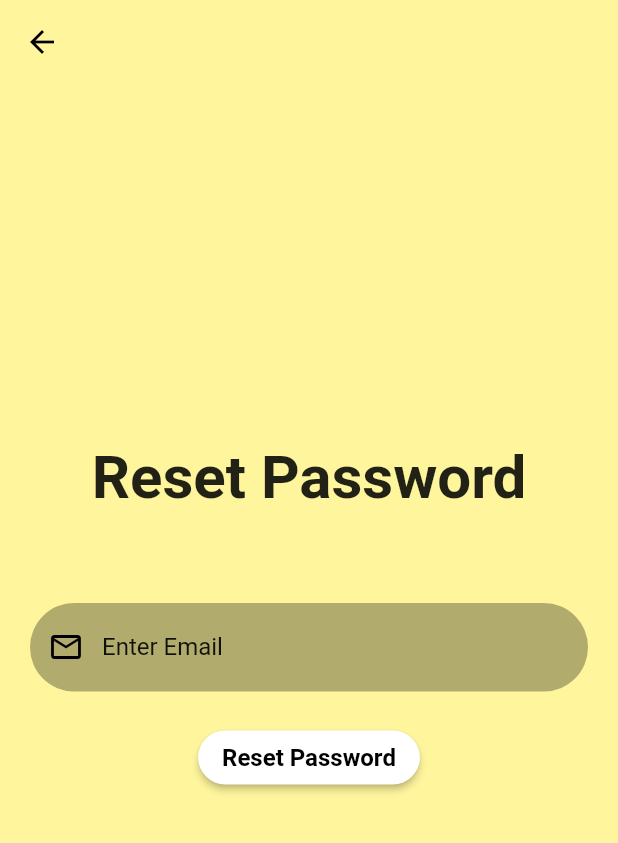
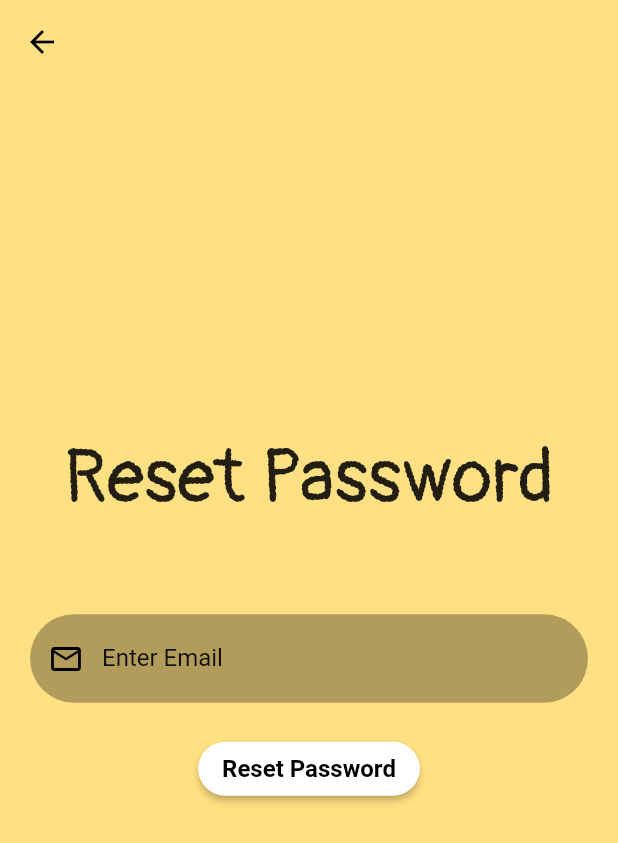
Before and after one commit to jia-han/growFit, a Flutter app: the screen it shows after launch, after a tap on "Forgot password?", on a phone screen of 412 x 824 dp. Shown: the top 843 px of the screen. Run offline on Flutter 3.47's test engine with Material 2 defaults, Android fonts, the phone set to English and light mode, and no system bars; our stand-ins replace cloud_firestore, firebase_auth, firebase_core, image_gallery_saver, permission_handler, screenshot and 1 more; missing offline and left inert: flutterfire_ui, health; accounts and stored records are empty.

Commit message:
changed font

```diff
--- a/front_end/lib/screens/ForgotPassword.dart
+++ b/front_end/lib/screens/ForgotPassword.dart
@@ -29,7 +29,7 @@ class ForgotPasswordHome extends StatelessWidget {
                 backgroundColor: Colors.transparent,
                 elevation: 0,),
         resizeToAvoidBottomInset: false,
-        backgroundColor: Colors.yellow[200],
+        backgroundColor: Colors.amber[200],
         body: Container(
             padding: const EdgeInsets.all(20),
             child: Column(
@@ -39,8 +39,8 @@ class ForgotPasswordHome extends StatelessWidget {
                   Text(
                     'Reset Password',
                     style: TextStyle(
-                      fontWeight: FontWeight.bold,
-                      fontSize: 40,
+                      fontFamily: 'Pangolin',
+                      fontSize: 50,
                     ),
                   ),
                   SizedBox(
--- a/front_end/lib/screens/SignIn.dart
+++ b/front_end/lib/screens/SignIn.dart
@@ -24,7 +24,7 @@ class SignInHome extends StatelessWidget {
   Widget build(BuildContext context) {
     return Scaffold(
         resizeToAvoidBottomInset: false,
-        backgroundColor: Colors.yellow[200],
+        backgroundColor: Colors.amber[200],
         body: Container(
           padding: const EdgeInsets.all(20),
           child: Column(
@@ -34,8 +34,8 @@ class SignInHome extends StatelessWidget {
                 Text(
                   'Sign In',
                   style: TextStyle(
-                    fontWeight: FontWeight.bold,
-                    fontSize: 40,
+                    fontFamily: 'Pangolin',
+                    fontSize: 50,
                   ),
                 ),
                 SizedBox(
--- a/front_end/lib/screens/SignUp.dart
+++ b/front_end/lib/screens/SignUp.dart
@@ -23,7 +23,7 @@ class SignUpHome extends StatelessWidget {
   Widget build(BuildContext context) {
     return Scaffold(
         resizeToAvoidBottomInset: false,
-        backgroundColor: Colors.yellow[200],
+        backgroundColor: Colors.amber[200],
         body: Container(
             padding: const EdgeInsets.all(20),
             child: Column(
@@ -33,8 +33,8 @@ class SignUpHome extends StatelessWidget {
                   Text(
                     'Sign Up',
                     style: TextStyle(
-                      fontWeight: FontWeight.bold,
-                      fontSize: 40,
+                      fontFamily: 'Pangolin',
+                      fontSize: 50,
                     ),
                   ),
                   SizedBox(
```
Also changed, not shown: front_end/lib/screens/Home.dart (+20 -32 lines), front_end/pubspec.yaml (+5 -11 lines), front_end/assets/fonts/Pangolin-Regular.ttf (added), front_end/assets/images/paw.png (added).
